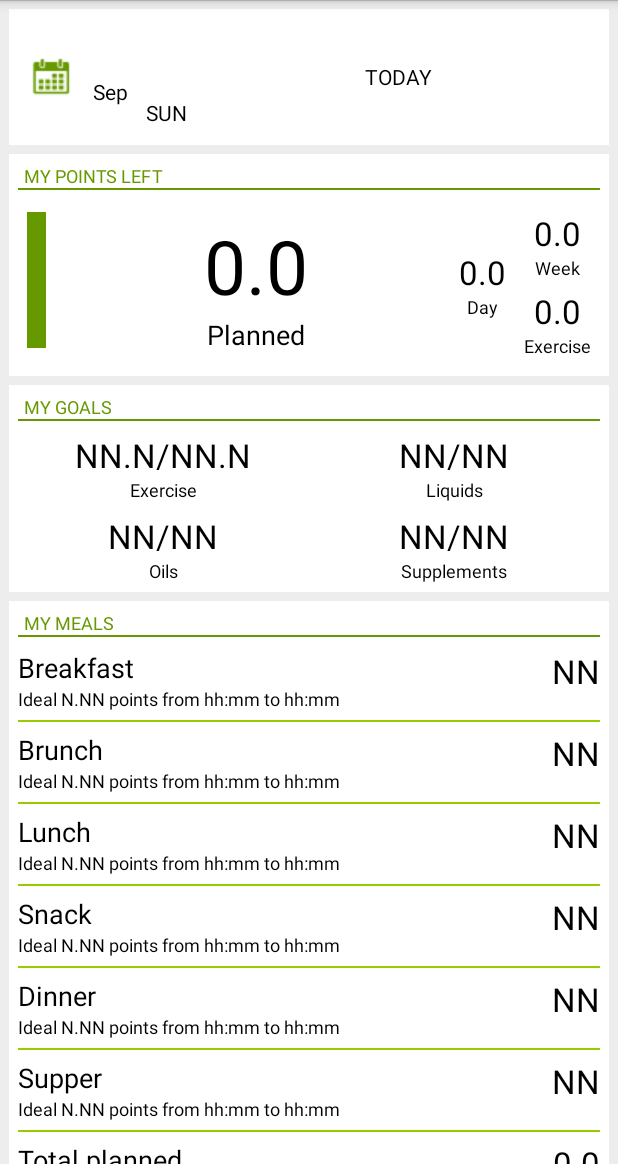
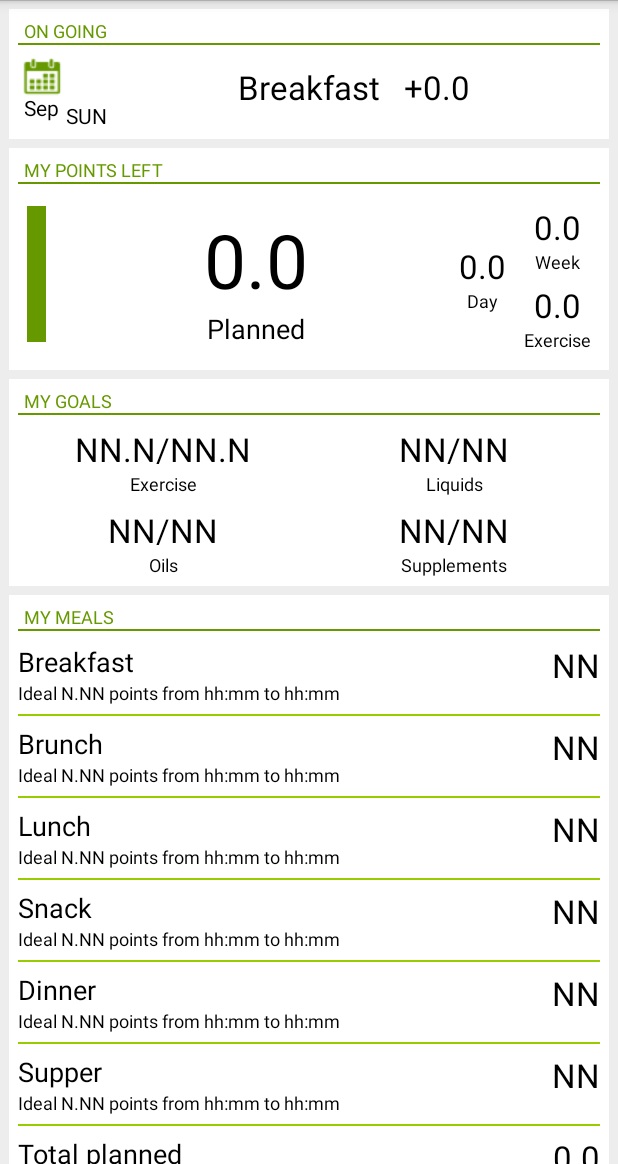
Before and after one commit to ARNdroid/EasyTargetDiet, an Android app: the screen it shows after launch (JournalActivity), on a phone screen of 412 x 824 dp, the part 72-1236 px from its top. Run offline under Robolectric (Android 15) with nearby library versions, the phone set to English and light mode, and no system bars; libraries missing offline, so code that uses them is left out: org.slf4j; 78 statements that could not run were skipped.

Commit message:
@Mamute: Fix #174.

```diff
--- a/EasyTargetDiet/src/main/java/br/com/arndroid/etdiet/journal/JournalActivity.java
+++ b/EasyTargetDiet/src/main/java/br/com/arndroid/etdiet/journal/JournalActivity.java
@@ -26,7 +26,7 @@ import br.com.arndroid.etdiet.virtualweek.VirtualWeek;
 import br.com.arndroid.etdiet.weights.WeightsActivity;
 
 public class JournalActivity extends Activity implements
-        JournalDateFragment.JournalFragmentListener,
+        JournalOnGoingFragment.JournalFragmentListener,
         VirtualWeek.ViewObserver,
         DateDialog.OnDateSetListener,
         IntegerDialog.OnIntegerSetListener,
@@ -36,7 +36,7 @@ public class JournalActivity extends Activity implements
     private VirtualWeek mVirtualWeek;
     private final CurrentDateId mCurrentDateId = new CurrentDateId();
     private int mCurrentMeal;
-    private JournalDateFragment mJournalDateFragment;
+    private JournalOnGoingFragment mJournalOnGoingFragment;
     private JournalMyPointsFragment mJournalMyPointsFragment;
     private JournalMyGoalsFragment mJournalMyGoalsFragment;
     private JournalMyMealsFragment mJournalMyMealsFragment;
@@ -111,7 +111,7 @@ public class JournalActivity extends Activity implements
     }
 
     private void bindScreen() {
-        mJournalDateFragment = (JournalDateFragment) getFragmentManager()
+        mJournalOnGoingFragment = (JournalOnGoingFragment) getFragmentManager()
                 .findFragmentById(R.id.journal_date_fragment);
         mJournalMyPointsFragment = (JournalMyPointsFragment) getFragmentManager()
                 .findFragmentById(R.id.journal_my_points_fragment);
@@ -131,7 +131,7 @@ public class JournalActivity extends Activity implements
     }
 
     private void refreshScreen(DaySummary daySummary) {
-        mJournalDateFragment.refreshScreen(daySummary);
+        mJournalOnGoingFragment.refreshScreen(daySummary);
         mJournalMyPointsFragment.refreshScreen(daySummary);
         mJournalMyGoalsFragment.refreshScreen(daySummary);
         mJournalMyMealsFragment.refreshScreen(daySummary);
@@ -169,7 +169,7 @@ public class JournalActivity extends Activity implements
          Activity.
          The following code send the event to original Fragment again.
          */
-        if (tag.startsWith(JournalDateFragment.OWNER_TAG)) {
+        if (tag.startsWith(JournalOnGoingFragment.OWNER_TAG)) {
             ((DateDialog.OnDateSetListener) getFragmentManager()
                     .findFragmentById(R.id.journal_date_fragment)).onDateSet(tag, actualDate);
         } else {
--- a/EasyTargetDiet/src/main/java/br/com/arndroid/etdiet/journal/JournalDateFragment.java
+++ b/EasyTargetDiet/src/main/java/br/com/arndroid/etdiet/journal/JournalOnGoingFragment.java
@@ -6,6 +6,7 @@ import android.os.Bundle;
 import android.view.LayoutInflater;
 import android.view.View;
 import android.view.ViewGroup;
+import android.widget.Button;
 import android.widget.LinearLayout;
 import android.widget.TextView;
 
@@ -14,17 +15,20 @@ import java.util.Date;
 import br.com.arndroid.etdiet.R;
 import br.com.arndroid.etdiet.compat.Compatibility;
 import br.com.arndroid.etdiet.dialog.DateDialog;
+import br.com.arndroid.etdiet.meals.Meals;
 import br.com.arndroid.etdiet.utils.DateUtils;
 import br.com.arndroid.etdiet.virtualweek.DaySummary;
 
-public class JournalDateFragment extends Fragment implements DateDialog.OnDateSetListener {
+public class JournalOnGoingFragment extends Fragment implements DateDialog.OnDateSetListener {
+
+    private static final int NO_TIME = -1;
 
     public interface JournalFragmentListener {
 
         public void onDateChanged(Date newDate);
     }
 
-    public static final String OWNER_TAG = JournalDateFragment.class.getSimpleName();
+    public static final String OWNER_TAG = JournalOnGoingFragment.class.getSimpleName();
     public static final String DATE_EDIT_TAG = OWNER_TAG + ".DATE_EDIT_TAG";
 
     private String mCurrentDateId;
@@ -35,14 +39,13 @@ public class JournalDateFragment extends Fragment implements DateDialog.OnDateSe
 
     private TextView mTxtDay;
     private TextView mTxtMonth;
-    private TextView mTxtYear;
     private TextView mTxtWeekday;
-    private TextView mTxtToday;
+    private Button mBtnPreferredMeal;
 
     @Override
     public View onCreateView(LayoutInflater inflater, ViewGroup container,
                              Bundle savedInstanceState) {
-        View rootView = inflater.inflate(R.layout.journal_date_fragment, container, false);
+        View rootView = inflater.inflate(R.layout.journal_on_going_fragment, container, false);
 
         mMonthsShortNameArray = getResources().getStringArray(R.array.months_short_name_list);
         mWeekdaysNameArray = getResources().getStringArray(R.array.weekdays_short_name_list);
@@ -67,9 +70,8 @@ public class JournalDateFragment extends Fragment implements DateDialog.OnDateSe
         mLayDate = (LinearLayout) rootView.findViewById(R.id.layDate);
         mTxtDay = (TextView) rootView.findViewById(R.id.txtDay);
         mTxtMonth = (TextView) rootView.findViewById(R.id.txtMonth);
-        mTxtYear = (TextView) rootView.findViewById(R.id.txtYear);
         mTxtWeekday = (TextView) rootView.findViewById(R.id.txtWeekday);
-        mTxtToday = (TextView) rootView.findViewById(R.id.txtToday);
+        mBtnPreferredMeal = (Button) rootView.findViewById(R.id.btnPreferredMeal);
     }
 
     private void setupScreen() {
@@ -93,7 +95,6 @@ public class JournalDateFragment extends Fragment implements DateDialog.OnDateSe
         mTxtDay.setText(DateUtils.getFormattedDayFromDateId(dateId));
         final int month = DateUtils.getMonthFromDateId(dateId) - 1;
         mTxtMonth.setText(mMonthsShortNameArray[month]);
-        mTxtYear.setText(DateUtils.getFormattedYearFromDateId(dateId));
 
         final int weekday = DateUtils.getWeekdayFromDateId(dateId) - 1;
         mTxtWeekday.setText(mWeekdaysNameArray[weekday].toUpperCase());
@@ -101,12 +102,27 @@ public class JournalDateFragment extends Fragment implements DateDialog.OnDateSe
         if (DateUtils.isDateIdCurrentDate(dateId)) {
             compatibility.setBackground(mLayDate,
                     getResources().getDrawable(R.drawable.card_selector));
-            mTxtToday.setText(getString(R.string.today));
         } else {
             compatibility.setBackground(mLayDate,
                     getResources().getDrawable(R.drawable.card_old_style_selector));
-            mTxtToday.setText(getString(R.string.not_today));
         }
+
+        final boolean isDateIdCurrentDate = DateUtils.isDateIdCurrentDate(mCurrentDateId);
+        final Date currentDate;
+        final int currentTime;
+        if (isDateIdCurrentDate) {
+            currentDate = new Date();
+            currentTime = DateUtils.dateToTimeAsInt(currentDate);
+        } else {
+            currentDate = DateUtils.dateIdToDate(mCurrentDateId);
+            currentTime = NO_TIME;
+        }
+        final int preferredMeal = Meals.preferredMealForTimeInDate(getActivity(), currentTime,
+                currentDate, !isDateIdCurrentDate);
+        final float preferredUse = Meals.preferredUsageForMealInDate(getActivity(), preferredMeal, currentDate);
+        final String preferredDescription = getString(Meals.getMealResourceNameIdFromMealId(preferredMeal))
+                + "   +" + String.valueOf(preferredUse);
+        mBtnPreferredMeal.setText(preferredDescription);
     }
 
     @Override
--- a/EasyTargetDiet/src/main/res/layout-w720dp/journal_activity.xml
+++ b/EasyTargetDiet/src/main/res/layout-w720dp/journal_activity.xml
@@ -13,14 +13,14 @@
         android:baselineAligned="false">
 
         <fragment
-            class="br.com.arndroid.etdiet.journal.JournalDateFragment"
+            class="br.com.arndroid.etdiet.journal.JournalOnGoingFragment"
             android:id="@+id/journal_date_fragment"
             android:layout_width="wrap_content"
             android:layout_height="wrap_content"
             android:layout_marginTop="@dimen/card_margin"
             android:layout_marginLeft="@dimen/card_margin"
             android:layout_marginRight="@dimen/card_margin"
-            tools:layout="@layout/journal_date_fragment" />
+            tools:layout="@layout/journal_on_going_fragment" />
 
         <fragment
             class="br.com.arndroid.etdiet.journal.JournalMyPointsFragment"
--- a/EasyTargetDiet/src/main/res/layout/journal_date_fragment.xml
+++ b/EasyTargetDiet/src/main/res/layout/include_journal_date.xml
@@ -2,43 +2,33 @@
 
 <LinearLayout
     xmlns:android="http://schemas.android.com/apk/res/android"
-    style="@style/Card"
-    android:id="@+id/layDate"
+    xmlns:tools="http://schemas.android.com/tools"
     android:orientation="horizontal"
-    android:layout_width="match_parent"
+    android:layout_width="wrap_content"
     android:layout_height="wrap_content"
-    android:padding="@dimen/default_view_padding"
-    android:gravity="center_vertical"
-    android:clickable="true"
-    android:background="@drawable/card_selector">
+    android:gravity="center"
+    android:clickable="true">
 
-    <ImageView
-        android:layout_width="wrap_content"
-        android:layout_height="wrap_content"
-        android:padding="@dimen/default_view_padding"
-        android:src="@drawable/ic_calendar"
-        android:contentDescription="@string/calendar"/>
-
-    <LinearLayout
+<LinearLayout
         android:layout_width="wrap_content"
         android:layout_height="wrap_content"
         android:gravity="center_horizontal"
         android:orientation="vertical"
-        android:padding="@dimen/default_view_padding">
+        tools:ignore="UseCompoundDrawables">
 
-        <TextView
-            style="@style/CardFont.Data.Small"
-            android:id="@+id/txtYear"
+        <ImageView
             android:layout_width="wrap_content"
             android:layout_height="wrap_content"
-            android:text="@string/no_show_small_year" />
+            android:src="@drawable/ic_calendar"
+            android:contentDescription="@string/calendar"/>
 
         <TextView
             style="@style/CardFont.Data.Small"
             android:id="@+id/txtMonth"
             android:layout_width="wrap_content"
             android:layout_height="wrap_content"
-            android:text="@string/no_show_month" />
+            android:layout_marginTop="@dimen/margin_collapsed_below_image"
+            android:text="@string/no_show_month"/>
 
     </LinearLayout>
 
@@ -46,8 +36,7 @@
         android:layout_width="wrap_content"
         android:layout_height="wrap_content"
         android:gravity="center_horizontal"
-        android:orientation="vertical"
-        android:padding="@dimen/default_view_padding">
+        android:orientation="vertical">
 
         <TextView
             style="@style/CardFont.Data.Large"
@@ -61,18 +50,9 @@
             android:id="@+id/txtWeekday"
             android:layout_width="wrap_content"
             android:layout_height="wrap_content"
+            android:layout_marginTop="@dimen/margin_collapsed_below_date"
             android:text="@string/no_show_week_day_short" />
 
     </LinearLayout>
 
-
-
-    <TextView
-        style="@style/CardFont.Data.Small"
-        android:id="@+id/txtToday"
-        android:layout_width="match_parent"
-        android:layout_height="wrap_content"
-        android:gravity="center"
-        android:text="@string/no_show_today" />
-
 </LinearLayout>
--- a/EasyTargetDiet/src/main/res/layout/journal_activity.xml
+++ b/EasyTargetDiet/src/main/res/layout/journal_activity.xml
@@ -10,14 +10,14 @@
         android:orientation="vertical">
 
         <fragment
-            class="br.com.arndroid.etdiet.journal.JournalDateFragment"
+            class="br.com.arndroid.etdiet.journal.JournalOnGoingFragment"
             android:id="@+id/journal_date_fragment"
             android:layout_width="match_parent"
             android:layout_height="wrap_content"
             android:layout_marginTop="@dimen/card_margin"
             android:layout_marginLeft="@dimen/card_margin"
             android:layout_marginRight="@dimen/card_margin"
-            tools:layout="@layout/journal_date_fragment" />
+            tools:layout="@layout/journal_on_going_fragment" />
 
         <fragment
             class="br.com.arndroid.etdiet.journal.JournalMyPointsFragment"
--- /dev/null
+++ b/EasyTargetDiet/src/main/res/layout/journal_on_going_fragment.xml
@@ -0,0 +1,43 @@
+<?xml version="1.0" encoding="utf-8"?>
+
+<RelativeLayout
+    xmlns:android="http://schemas.android.com/apk/res/android"
+    style="@style/Card"
+    android:orientation="horizontal"
+    android:layout_width="match_parent"
+    android:layout_height="wrap_content"
+    android:padding="@dimen/default_view_padding">
+
+    <TextView
+        style="@style/CardFont.Header"
+        android:id="@+id/lblTitle"
+        android:layout_width="wrap_content"
+        android:layout_height="wrap_content"
+        android:text="@string/on_going" />
+
+    <View
+        style="@style/HeaderDivider"
+        android:id="@+id/divHeader"
+        android:layout_below="@id/lblTitle"/>
+
+    <include
+        style="@style/Card"
+        android:id="@+id/layDate"
+        layout="@layout/include_journal_date"
+        android:layout_width="wrap_content"
+        android:layout_height="wrap_content"
+        android:layout_below="@id/divHeader"
+        android:background="@drawable/card_selector"/>
+
+    <Button
+        style="@style/FlatButton"
+        android:id="@+id/btnPreferredMeal"
+        android:layout_width="match_parent"
+        android:layout_height="wrap_content"
+        android:layout_below="@id/divHeader"
+        android:layout_toRightOf="@id/layDate"
+        android:layout_toEndOf="@id/layDate"
+        android:textSize="22sp"
+        android:text="@string/no_show_preferred_meal"/>
+
+</RelativeLayout>
--- a/EasyTargetDiet/src/main/res/values/dimens.xml
+++ b/EasyTargetDiet/src/main/res/values/dimens.xml
@@ -9,5 +9,9 @@
     <dimen name="padding_after_item_field">4dp</dimen>
     <dimen name="padding_after_dialog_item_divider">6dp</dimen>
     <dimen name="padding_before_settings_header">16dp</dimen>
+    <dimen name="margin_collapsed_below_data_large">-10dp</dimen>
+    <dimen name="margin_collapsed_below_data_small">-5dp</dimen>
+    <dimen name="margin_collapsed_below_image">-5dp</dimen>
+    <dimen name="margin_collapsed_below_date">-10dp</dimen>
 
 </resources>
--- a/EasyTargetDiet/src/main/res/values/strings.xml
+++ b/EasyTargetDiet/src/main/res/values/strings.xml
@@ -140,5 +140,7 @@
     <string name="planned">Planned</string>
     <string name="to_do">To do</string>
     <string name="total_planned">Total planned</string>
+    <string name="on_going">ON GOING</string>
+    <string name="no_show_preferred_meal">[Meal name] +NN</string>
 
 </resources>
--- a/EasyTargetDiet/src/main/res/values/styles.xml
+++ b/EasyTargetDiet/src/main/res/values/styles.xml
@@ -133,6 +133,11 @@
         <item name="android:layout_margin">2dp</item>
     </style>
 
+    <style name="FlatButton">
+        <item name="android:layout_margin">4dp</item>
+        <item name="android:background">@drawable/card_selector</item>
+    </style>
+
     <style name="Settings">
         <item name="android:padding">6dp</item>
         <item name="android:background">@drawable/settings_background</item>
```
